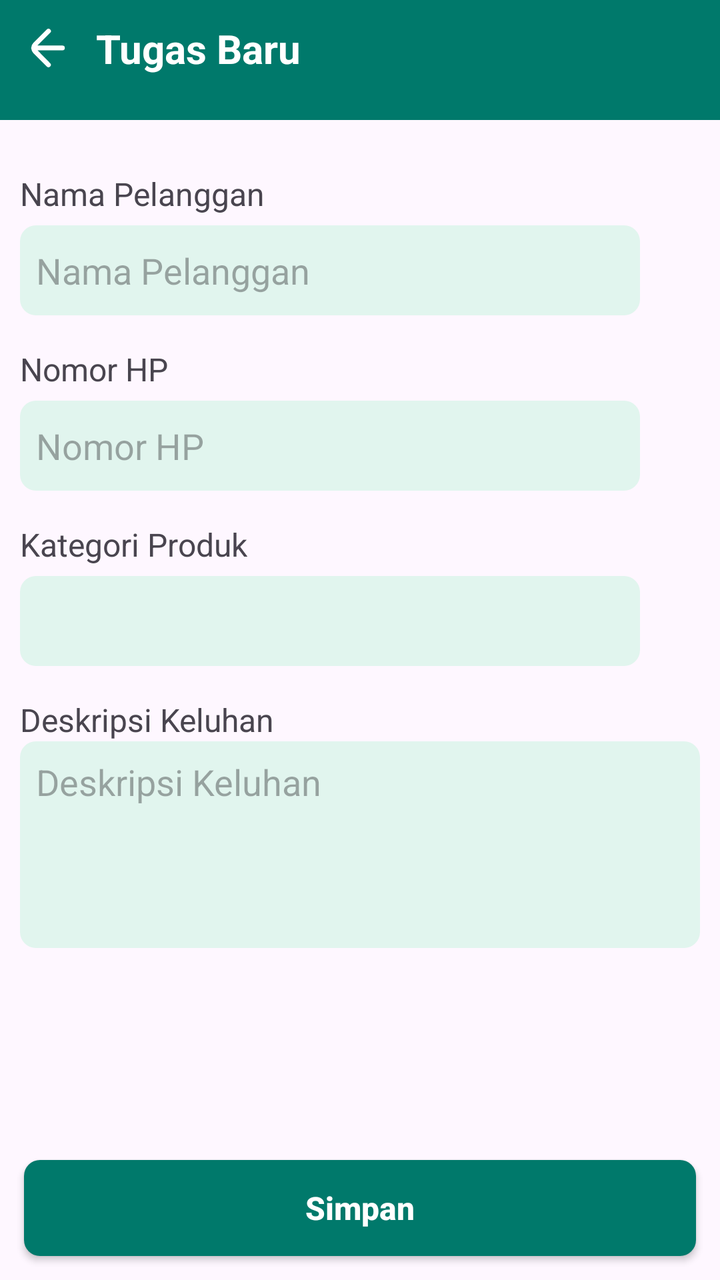
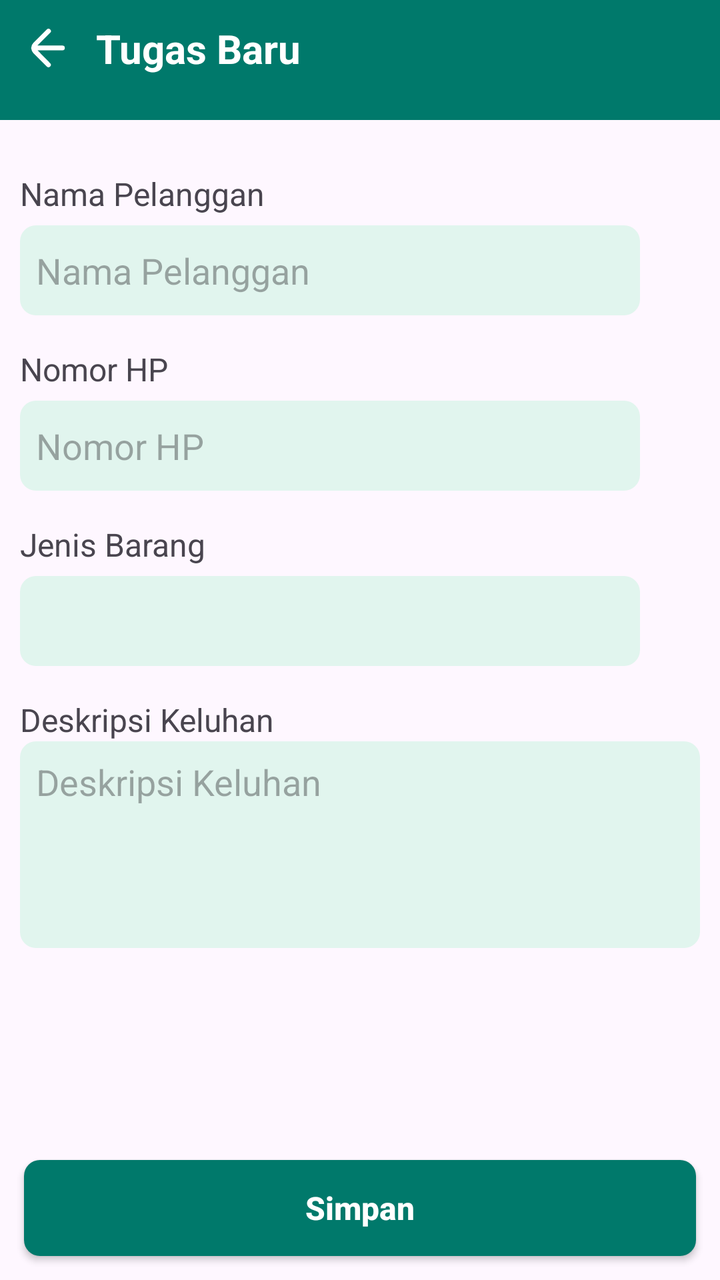

The first picture is an Android layout as it rendered before a commit; the second is the same layout after the commit. The layout source and the unified diff follow.
<!-- AndroidManifest.xml: application theme Theme.ServiceBook -->
<!-- res/layout/activity_add.xml -->
<?xml version="1.0" encoding="utf-8"?>
<androidx.constraintlayout.widget.ConstraintLayout xmlns:android="http://schemas.android.com/apk/res/android"
    xmlns:app="http://schemas.android.com/apk/res-auto"
    android:layout_width="match_parent"
    android:layout_height="match_parent">

    <androidx.constraintlayout.widget.ConstraintLayout
        android:id="@+id/cl_top_tugas_baru"
        android:layout_width="match_parent"
        android:layout_height="0dp"
        android:background="@color/mainColor"
        android:paddingBottom="12dp"
        app:layout_constraintTop_toTopOf="parent">

        <androidx.appcompat.widget.AppCompatImageView
            android:id="@+id/iv_kembali"
            android:layout_width="wrap_content"
            android:layout_height="wrap_content"
            android:src="@drawable/back_arrow"
            android:layout_margin="12dp"
            app:layout_constraintBottom_toBottomOf="parent"
            app:layout_constraintStart_toStartOf="parent"
            app:layout_constraintTop_toTopOf="parent" />

        <androidx.appcompat.widget.AppCompatTextView
            android:id="@+id/tv_title_tambah"
            android:layout_width="wrap_content"
            android:layout_height="wrap_content"
            android:text="@string/txt_tugas_baru"
            android:textColor="@color/white"
            android:layout_marginStart="12dp"
            android:textSize="20sp"
            android:textStyle="bold"
            app:layout_constraintStart_toEndOf="@id/iv_kembali"
            app:layout_constraintTop_toTopOf="@id/iv_kembali"
            app:layout_constraintBottom_toBottomOf="@id/iv_kembali"/>
    </androidx.constraintlayout.widget.ConstraintLayout>

    <androidx.constraintlayout.widget.ConstraintLayout
        android:id="@+id/cl_form_tugas"
        android:layout_width="match_parent"
        android:layout_height="wrap_content"
        android:layout_marginTop="10dp"
        android:paddingHorizontal="10dp"
        app:layout_constraintStart_toStartOf="parent"
        app:layout_constraintTop_toBottomOf="@id/cl_top_tugas_baru">

        <androidx.appcompat.widget.AppCompatTextView
            android:id="@+id/tv_nama_pelanggan"
            android:layout_width="wrap_content"
            android:layout_height="wrap_content"
            android:layout_marginTop="16dp"
            android:text="@string/txt_nama_pelanggan"
            android:textSize="16sp"
            app:layout_constraintStart_toStartOf="parent"
            app:layout_constraintTop_toTopOf="parent" />

        <androidx.appcompat.widget.AppCompatEditText
            android:id="@+id/et_nama_pelanggan"
            android:layout_width="0dp"
            android:layout_height="45dp"
            android:layout_marginTop="5dp"
            android:layout_marginEnd="30dp"
            android:background="@drawable/bg_edit_text"
            android:hint="@string/txt_nama_pelanggan"
            android:imeOptions="actionGo"
            android:maxLines="1"
            android:paddingHorizontal="8dp"
            app:layout_constraintEnd_toEndOf="parent"
            app:layout_constraintStart_toStartOf="@id/tv_nama_pelanggan"
            app:layout_constraintTop_toBottomOf="@id/tv_nama_pelanggan" />

        <androidx.appcompat.widget.AppCompatTextView
            android:id="@+id/tv_nomor_hp"
            android:layout_width="wrap_content"
            android:layout_height="wrap_content"
            android:layout_marginTop="16dp"
            android:text="@string/txt_nomor_hp"
            android:textSize="16sp"
            app:layout_constraintStart_toStartOf="parent"
            app:layout_constraintTop_toBottomOf="@id/et_nama_pelanggan" />

        <androidx.appcompat.widget.AppCompatEditText
            android:id="@+id/et_nomor_hp"
            android:layout_width="0dp"
            android:layout_height="45dp"
            android:layout_marginTop="5dp"
            android:layout_marginEnd="30dp"
            android:background="@drawable/bg_edit_text"
            android:hint="@string/txt_nomor_hp"
            android:imeOptions="actionGo"
            android:maxLines="1"
            android:paddingHorizontal="8dp"
            app:layout_constraintEnd_toEndOf="parent"
            app:layout_constraintStart_toStartOf="@id/tv_nomor_hp"
            app:layout_constraintTop_toBottomOf="@id/tv_nomor_hp" />

        <androidx.appcompat.widget.AppCompatTextView
            android:id="@+id/tv_kategori"
            android:layout_width="wrap_content"
            android:layout_height="wrap_content"
            android:layout_marginTop="16dp"
            android:text="@string/txt_kategori_produk"
            android:textSize="16sp"
            app:layout_constraintStart_toStartOf="parent"
            app:layout_constraintTop_toBottomOf="@id/et_nomor_hp" />

        <androidx.appcompat.widget.AppCompatSpinner
            android:id="@+id/spinner_kategory"
            android:layout_width="0dp"
            android:layout_height="45dp"
            android:layout_marginTop="5dp"
            android:layout_marginEnd="30dp"
            android:background="@drawable/bg_edit_text"
            android:paddingHorizontal="8dp"
            android:textAlignment="textStart"
            android:textSize="16sp"
            app:layout_constraintEnd_toEndOf="parent"
            app:layout_constraintStart_toStartOf="parent"
            app:layout_constraintTop_toBottomOf="@id/tv_kategori" />

        <androidx.appcompat.widget.AppCompatTextView
            android:id="@+id/tv_deskripsi"
            android:layout_width="wrap_content"
            android:layout_height="wrap_content"
            android:layout_marginTop="16dp"

            android:text="@string/txt_deskripsi_keluhan"
            android:textSize="16sp"
            app:layout_constraintStart_toStartOf="parent"
            app:layout_constraintTop_toBottomOf="@id/spinner_kategory" />

        <androidx.appcompat.widget.AppCompatEditText
            android:id="@+id/et_deskripsi"
            android:layout_width="match_parent"
            android:layout_height="wrap_content"
            android:background="@drawable/bg_edit_text"
            android:ellipsize="none"
            android:gravity="top|start"
            android:hint="@string/txt_deskripsi_keluhan"
            android:inputType="textMultiLine"
            android:lines="4"
            android:overScrollMode="always"
            android:padding="8dp"
            android:paddingHorizontal="8dp"
            android:scrollbars="vertical"
            android:scrollHorizontally="false"
            app:layout_constraintEnd_toEndOf="parent"
            app:layout_constraintStart_toStartOf="@id/tv_nomor_hp"
            app:layout_constraintTop_toBottomOf="@id/tv_deskripsi" />


    </androidx.constraintlayout.widget.ConstraintLayout>

    <androidx.appcompat.widget.AppCompatButton
        android:id="@+id/btn_simpan"
        android:layout_width="match_parent"
        android:layout_height="wrap_content"
        android:layout_marginHorizontal="12dp"
        android:layout_marginBottom="12dp"
        android:background="@drawable/bg_button_rect"
        android:text="@string/txt_simpan"
        android:textAllCaps="false"
        android:textColor="@color/white"
        android:textSize="16sp"
        android:textStyle="bold"
        app:layout_constraintBottom_toBottomOf="parent" />
</androidx.constraintlayout.widget.ConstraintLayout>
<!-- resources referenced by this layout -->
<resources>
  <color name="mainColor">#00796B</color>
  <color name="white">#FFFFFFFF</color>
  <!-- drawable back_arrow (drawable) -->
  <vector xmlns:android="http://schemas.android.com/apk/res/android" android:height="24dp" android:viewportHeight="200" android:viewportWidth="200" android:width="24dp">
        
      <path android:fillColor="@color/white" android:pathData="M160,89.75H56l53,-53a9.67,9.67 0,0 0,0 -14,9.67 9.67,0 0,0 -14,0l-56,56a30.18,30.18 0,0 0,-8.5 18.5c0,1 -0.5,1.5 -0.5,2.5a6.34,6.34 0,0 0,0.5 3,31.47 31.47,0 0,0 8.5,18.5l56,56a9.9,9.9 0,0 0,14 -14l-52.5,-53.5H160a10,10 0,0 0,0 -20Z"/>
      
  </vector>
  <!-- drawable bg_button_rect (drawable) -->
  <?xml version="1.0" encoding="utf-8"?>
  <shape xmlns:android="http://schemas.android.com/apk/res/android"
      android:shape="rectangle">
      <solid android:color="@color/mainColor" />
      <corners android:radius="8dp"/>
  </shape>
  <!-- drawable bg_edit_text (drawable) -->
  <?xml version="1.0" encoding="utf-8"?>
  <shape xmlns:android="http://schemas.android.com/apk/res/android"
      android:shape="rectangle">
      <solid android:color="@color/colorInputBackground" />
      <corners android:radius="8dp" />
  </shape>
  <string name="txt_deskripsi_keluhan">Deskripsi Keluhan</string>
  <string name="txt_kategori_produk">Kategori Produk</string>
  <string name="txt_nama_pelanggan">Nama Pelanggan</string>
  <string name="txt_nomor_hp">Nomor HP</string>
  <string name="txt_simpan">Simpan</string>
  <string name="txt_tugas_baru">Tugas Baru</string>
  <style name="Theme.ServiceBook" parent="Base.Theme.ServiceBook" />
  <color name="colorInputBackground">#E1F5EE</color>
  <style name="Base.Theme.ServiceBook" parent="Theme.Material3.DayNight.NoActionBar">
          
          
      </style>
</resources>

<!-- the commit's change to res/layout/activity_add.xml (unified diff, before → after) -->
@@ -100,13 +100,13 @@
             android:layout_width="wrap_content"
             android:layout_height="wrap_content"
             android:layout_marginTop="16dp"
-            android:text="@string/txt_kategori_produk"
+            android:text="@string/txt_jenis_barang"
             android:textSize="16sp"
             app:layout_constraintStart_toStartOf="parent"
             app:layout_constraintTop_toBottomOf="@id/et_nomor_hp" />
 
         <androidx.appcompat.widget.AppCompatSpinner
-            android:id="@+id/spinner_kategory"
+            android:id="@+id/spinner_jenis_barang"
             android:layout_width="0dp"
             android:layout_height="45dp"
             android:layout_marginTop="5dp"
@@ -128,7 +128,7 @@
             android:text="@string/txt_deskripsi_keluhan"
             android:textSize="16sp"
             app:layout_constraintStart_toStartOf="parent"
-            app:layout_constraintTop_toBottomOf="@id/spinner_kategory" />
+            app:layout_constraintTop_toBottomOf="@id/spinner_jenis_barang" />
 
         <androidx.appcompat.widget.AppCompatEditText
             android:id="@+id/et_deskripsi"
<!-- resource entries referenced after the edit -->
@@ -23,7 +23,7 @@
       <corners android:radius="8dp" />
   </shape>
   <string name="txt_deskripsi_keluhan">Deskripsi Keluhan</string>
-  <string name="txt_kategori_produk">Kategori Produk</string>
+  <string name="txt_jenis_barang">Jenis Barang</string>
   <string name="txt_nama_pelanggan">Nama Pelanggan</string>
   <string name="txt_nomor_hp">Nomor HP</string>
   <string name="txt_simpan">Simpan</string>
